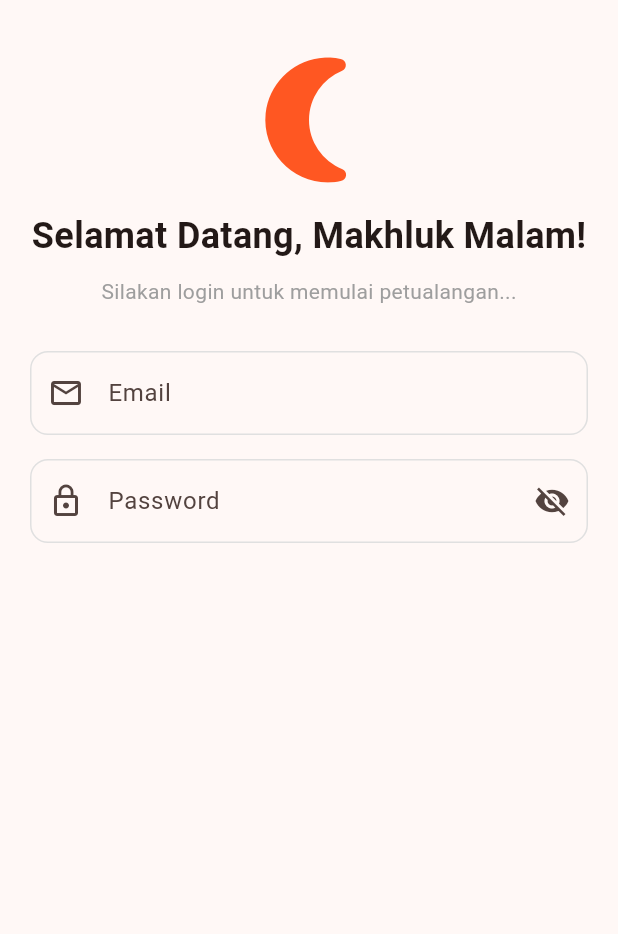
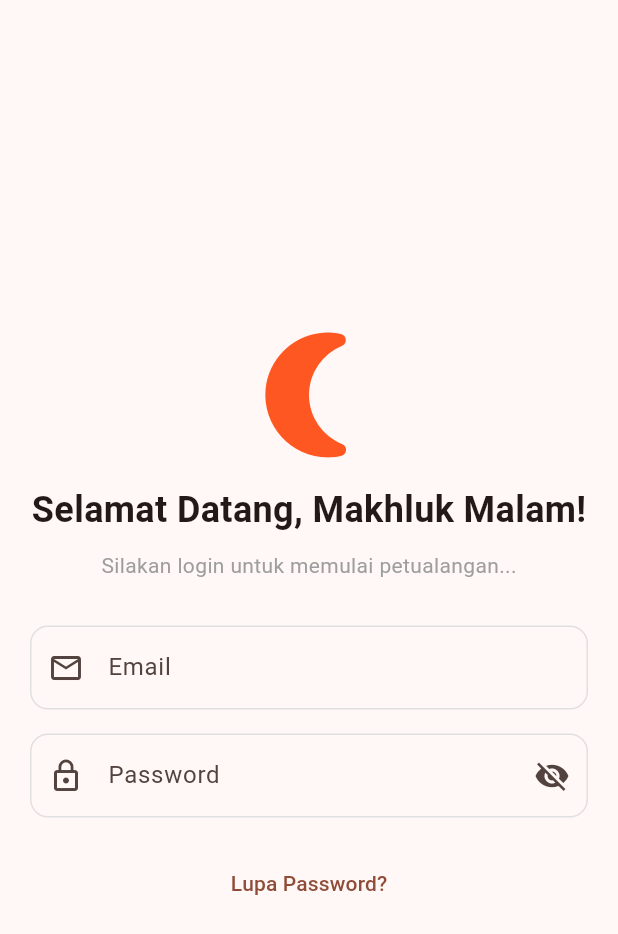
Before and after one commit to WhoIsR/-KB1179-1123150172-uts, a Flutter app: the Login screen opened directly, on a phone screen of 412 x 824 dp. Shown: the top 934 px of the screen. Run offline on Flutter 3.47's test engine with Material 3 defaults, Android fonts, the phone set to English and light mode, and no system bars.

```diff
--- a/lib/screen/login.dart
+++ b/lib/screen/login.dart
@@ -6,11 +6,12 @@ class Login extends StatelessWidget {
   @override
   Widget build(BuildContext context) {
     return Scaffold(
-      body: SingleChildScrollView(
-        child: Container(
-          padding: const EdgeInsets.all(20.0),
-          child: Center(
+      body: Center(
+        child: SingleChildScrollView(
+          child: Padding(
+            padding: const EdgeInsets.all(20.0),
             child: Column(
+              mainAxisSize: MainAxisSize.min,
               children: [
                 SizedBox(height: 10),
                 Icon(
@@ -76,6 +77,14 @@ class Login extends StatelessWidget {
                     ),
                   ),
                 ),
+                SizedBox(height: 20),
+                TextButton(
+                  onPressed: () {
+                    //todo
+                  },
+                  child: const Text('Lupa Password?'),
+                ),
+                SizedBox(height: 8),
               ],
             ),
           ),
```
